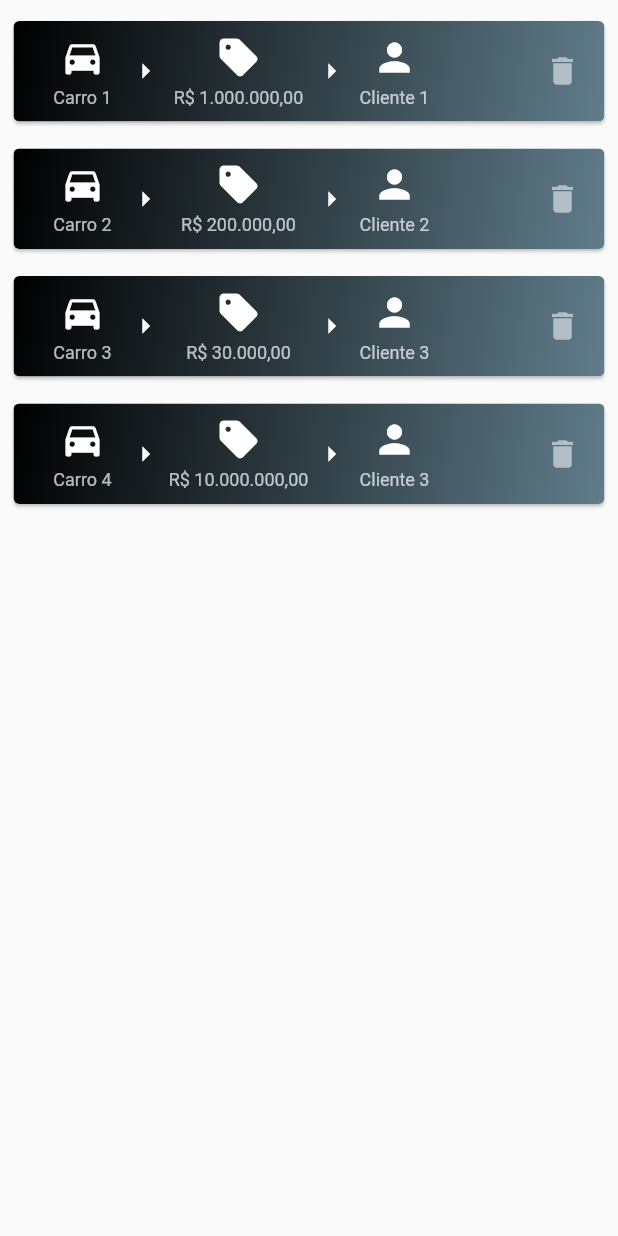
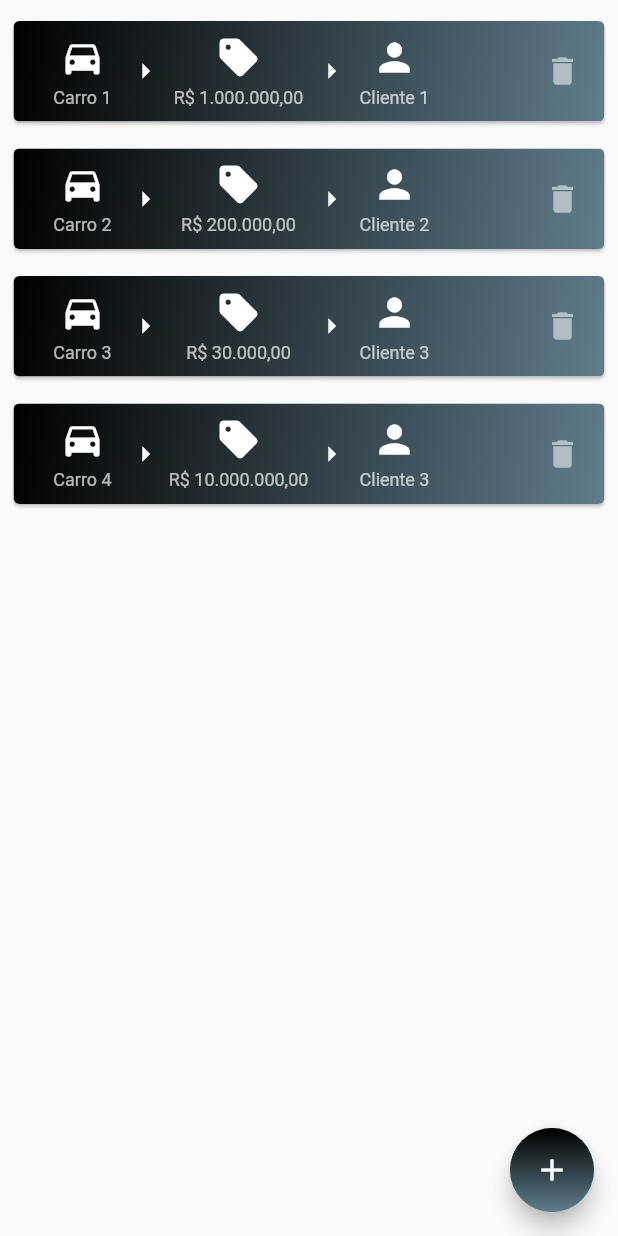
Before and after one commit to kelvinwieth/unicar, a Flutter app: the SalesView screen opened directly, on a phone screen of 412 x 824 dp. Run offline on Flutter 3.47's test engine with Material 2 defaults, Android fonts, the phone set to English and light mode, and no system bars; our stand-ins replace currency_text_input_formatter, equatable, flutter_bloc; missing offline and left inert: flutter_initicon; network calls fail.

Commit message:
add floating add button

```diff
--- /dev/null
+++ b/lib/commom/widgets/floating_add_button.dart
@@ -0,0 +1,24 @@
+import 'package:flutter/material.dart';
+import 'package:unicar/commom/themes/uni_theme.dart';
+
+class FloatingAddButton extends StatelessWidget {
+  const FloatingAddButton({
+    Key? key,
+    required this.onPressed,
+  }) : super(key: key);
+
+  final void Function() onPressed;
+
+  @override
+  Widget build(BuildContext context) {
+    return FloatingActionButton(
+      onPressed: onPressed,
+      child: Container(
+        height: 60,
+        width: 60,
+        decoration: UniTheme.circularGradientDecoration,
+        child: const Icon(Icons.add),
+      ),
+    );
+  }
+}
--- a/lib/features/sales/widgets/sales_view.dart
+++ b/lib/features/sales/widgets/sales_view.dart
@@ -1,5 +1,6 @@
 import 'package:flutter/material.dart';
 import 'package:flutter_bloc/flutter_bloc.dart';
+import 'package:unicar/commom/widgets/floating_add_button.dart';
 import 'package:unicar/features/sales/cubit/sales_cubit.dart';
 import 'package:unicar/features/sales/cubit/sales_state.dart';
 import 'package:unicar/features/sales/widgets/sale_card.dart';
@@ -14,12 +15,20 @@ class SalesView extends StatelessWidget {
     return BlocBuilder<SalesCubit, SalesState>(
       builder: (context, state) {
         if (state is SalesLoadedState) {
-          return ListView.builder(
-            itemCount: state.sales.length,
-            itemBuilder: (context, index) {
-              final sale = state.sales[index];
-              return SaleCard(sale: sale);
-            },
+          return Scaffold(
+            body: ListView.builder(
+              itemCount: state.sales.length,
+              itemBuilder: (context, index) {
+                final sale = state.sales[index];
+                return SaleCard(sale: sale);
+              },
+            ),
+            floatingActionButton: FloatingAddButton(
+              onPressed: () {
+                final cubit = BlocProvider.of<SalesCubit>(context);
+                cubit.startCreation();
+              },
+            ),
           );
         }
 
```
Also changed, not shown: lib/features/cars/widgets/cars_view.dart (+2 -8 lines), lib/features/customers/widgets/customers_view.dart (+2 -8 lines).
